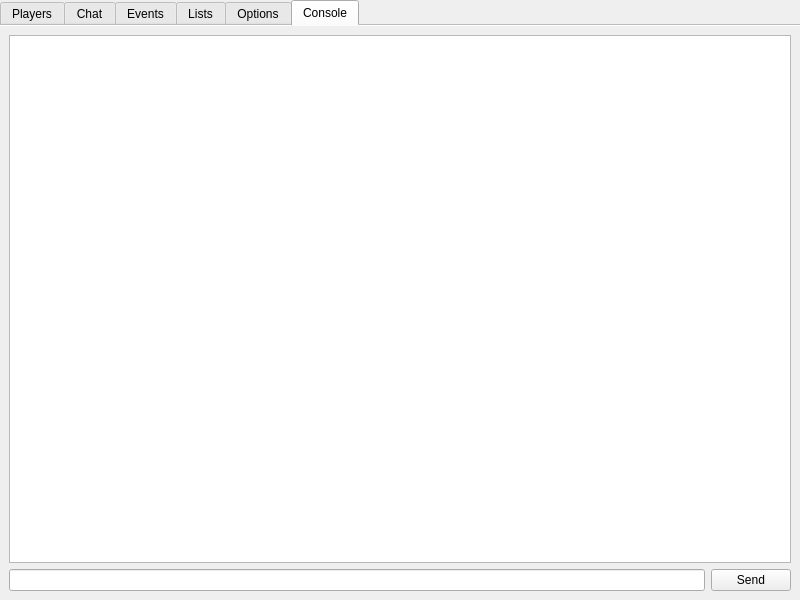
Before: the Qt Designer form Client/bf4/BF4.ui in OpenRcon/OpenRcon, drawn with Qt 5.
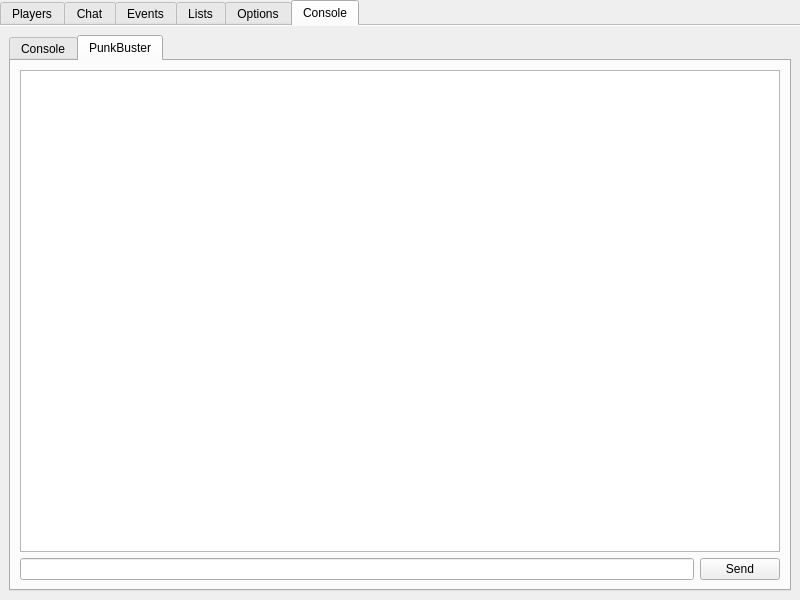
After: the same form once the commit is applied. The open tabs and pages were chosen to show the change. Icons and pictures are not drawn.

Commit message: Added PunkBuster tab.

```diff
--- a/Client/bf4/BF4.ui
+++ b/Client/bf4/BF4.ui
@@ -353,18 +353,31 @@
     <string>Console</string>
    </attribute>
    <layout class="QGridLayout" name="gridLayout_3">
+    <item row="0" column="0">
+     <widget class="QTabWidget" name="tabWidget_co">
+      <property name="currentIndex">
+       <number>0</number>
+      </property>
+      <property name="documentMode">
+       <bool>false</bool>
+      </property>
+      <widget class="QWidget" name="tab_co_co">
+       <attribute name="title">
+        <string>Console</string>
+       </attribute>
+       <layout class="QGridLayout" name="gridLayout_10">
     <item row="1" column="0">
-     <widget class="QLineEdit" name="lineEdit_co_input"/>
+         <widget class="QLineEdit" name="lineEdit_co_co"/>
     </item>
     <item row="1" column="1">
-     <widget class="QPushButton" name="pushButton_co_send">
+         <widget class="QPushButton" name="pushButton_co_co">
       <property name="text">
        <string>Send</string>
       </property>
      </widget>
     </item>
     <item row="0" column="0" colspan="2">
-     <widget class="QTextEdit" name="textEdit_co_output">
+         <widget class="QTextEdit" name="textEdit_co_co">
       <property name="enabled">
        <bool>true</bool>
       </property>
@@ -378,6 +391,38 @@
     </item>
    </layout>
   </widget>
+      <widget class="QWidget" name="tab_co_pb">
+       <attribute name="icon">
+        <iconset resource="BF4.qrc">
+         <normaloff>:/bf4/icons/punkbuster.png</normaloff>:/bf4/icons/punkbuster.png</iconset>
+       </attribute>
+       <attribute name="title">
+        <string>PunkBuster</string>
+       </attribute>
+       <layout class="QGridLayout" name="gridLayout_11">
+        <item row="0" column="0" colspan="2">
+         <widget class="QTextEdit" name="textEdit_co_pb">
+          <property name="readOnly">
+           <bool>true</bool>
+          </property>
+         </widget>
+        </item>
+        <item row="1" column="0">
+         <widget class="QLineEdit" name="lineEdit_co_pb"/>
+        </item>
+        <item row="1" column="1">
+         <widget class="QPushButton" name="pushButton_co_pb">
+          <property name="text">
+           <string>Send</string>
+          </property>
+         </widget>
+        </item>
+       </layout>
+      </widget>
+     </widget>
+    </item>
+   </layout>
+  </widget>
  </widget>
  <tabstops>
   <tabstop>treeWidget_pl_playerList</tabstop>
```
Left out of the diff: 15 changed lines with no effect on the pictures. Lines whose indentation alone changed are shown as unchanged. The commit also changes 3 other files.
